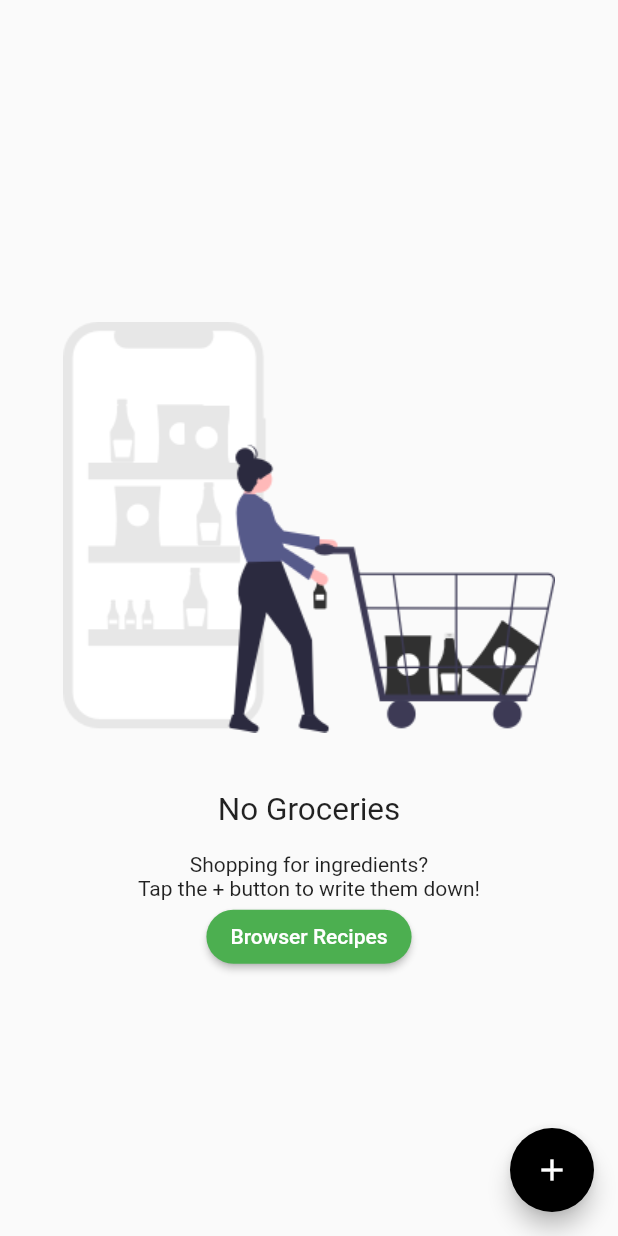
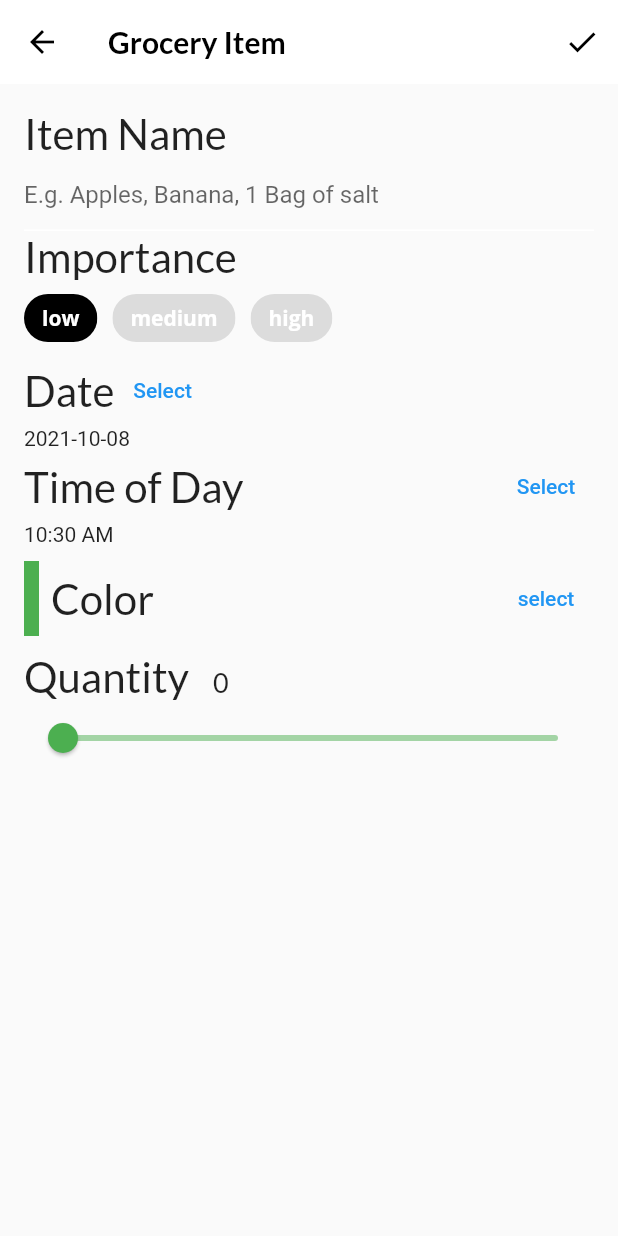
Before and after one commit to hhesedh/fooderlich, a Flutter app: the GroceryScreen screen opened directly, after a tap on the "add" icon, on a phone screen of 412 x 824 dp. Run offline on Flutter 3.47's test engine with Material 2 defaults, Android fonts, the phone set to English and light mode, and no system bars; our stand-ins replace flutter_colorpicker, google_fonts.

Commit message:
criação de items na tela de detalhe

```diff
--- /dev/null
+++ b/lib/screens/grocery_item_screen.dart
@@ -0,0 +1,331 @@
+import 'package:flutter/material.dart';
+import 'package:flutter_colorpicker/flutter_colorpicker.dart';
+import 'package:fooderlich/models/models.dart';
+import 'package:google_fonts/google_fonts.dart';
+import 'package:intl/intl.dart';
+
+class GroceryItemScreen extends StatefulWidget {
+  final Function(GroceryItem) onCreate;
+  final Function(GroceryItem) onUpdate;
+  final GroceryItem? originalItem;
+  final bool isUpdating;
+
+  const GroceryItemScreen({
+    Key? key,
+    required this.onCreate,
+    required this.onUpdate,
+    this.originalItem,
+  })  : isUpdating = (originalItem != null),
+        super(key: key);
+
+  @override
+  State<GroceryItemScreen> createState() => _GroceryItemScreenState();
+}
+
+class _GroceryItemScreenState extends State<GroceryItemScreen> {
+  final _nameController = TextEditingController();
+  String _name = '';
+  Importance _importance = Importance.low;
+  DateTime _dueDate = DateTime.now();
+  TimeOfDay _timeOfDay = TimeOfDay.now();
+  Color _currentColor = Colors.green;
+  int _currentSliderValue = 0;
+
+  @override
+  void initState() {
+    final originalItem = widget.originalItem;
+    if (originalItem != null) {
+      _nameController.text = originalItem.name;
+      _name = originalItem.name;
+      _currentSliderValue = originalItem.quantity;
+      _importance = originalItem.importance;
+      _currentColor = originalItem.color;
+      final date = originalItem.date;
+      _timeOfDay = TimeOfDay(hour: date.hour, minute: date.minute);
+      _dueDate = date;
+    }
+
+    _nameController.addListener(() {
+      setState(() {
+        _name = _nameController.text;
+      });
+    });
+    super.initState();
+  }
+
+  @override
+  void dispose() {
+    _nameController.dispose();
+    super.dispose();
+  }
+
+  @override
+  Widget build(BuildContext context) {
+    return Scaffold(
+      appBar: AppBar(
+        actions: [
+          IconButton(
+            icon: const Icon(Icons.check),
+            onPressed: () {
+              // TODO 24: Add callback handler
+            },
+          ),
+        ],
+        elevation: 0.0,
+        title: Text(
+          'Grocery Item',
+          style: GoogleFonts.lato(fontWeight: FontWeight.w600),
+        ),
+      ),
+      body: Container(
+        padding: const EdgeInsets.all(16.0),
+        child: ListView(
+          children: [
+            buildNameField(),
+            buildImportanceField(),
+            buildDateField(context),
+            buildTimeField(context),
+            const SizedBox(height: 10.0),
+            buildColorPicker(context),
+            const SizedBox(height: 10.0),
+            buildQuantityField(),
+
+            // TODO: 19: Add Grocery Tile
+          ],
+        ),
+      ),
+    );
+  }
+
+  Widget buildNameField() {
+    return Column(
+      crossAxisAlignment: CrossAxisAlignment.start,
+      children: [
+        Text(
+          'Item Name',
+          style: GoogleFonts.lato(fontSize: 28.0),
+        ),
+        TextField(
+          controller: _nameController,
+          cursorColor: _currentColor,
+          decoration: InputDecoration(
+            hintText: 'E.g. Apples, Banana, 1 Bag of salt',
+            enabledBorder: const UnderlineInputBorder(
+              borderSide: BorderSide(color: Colors.white),
+            ),
+            focusedBorder: UnderlineInputBorder(
+              borderSide: BorderSide(color: _currentColor),
+            ),
+            border: UnderlineInputBorder(
+              borderSide: BorderSide(color: _currentColor),
+            ),
+          ),
+        ),
+      ],
+    );
+  }
+
+  Widget buildImportanceField() {
+    return Column(
+      crossAxisAlignment: CrossAxisAlignment.start,
+      children: [
+        Text(
+          'Importance',
+          style: GoogleFonts.lato(fontSize: 28.0),
+        ),
+        Wrap(
+          spacing: 10.0,
+          children: [
+            ChoiceChip(
+              selectedColor: Colors.black,
+              selected: _importance == Importance.low,
+              label: const Text(
+                'low',
+                style: TextStyle(color: Colors.white),
+              ),
+              onSelected: (selected) {
+                setState(() => _importance = Importance.low);
+              },
+            ),
+            ChoiceChip(
+              selectedColor: Colors.black,
+              selected: _importance == Importance.medium,
+              label: const Text(
+                'medium',
+                style: TextStyle(color: Colors.white),
+              ),
+              onSelected: (selected) {
+                setState(() => _importance = Importance.medium);
+              },
+            ),
+            ChoiceChip(
+              selectedColor: Colors.black,
+              selected: _importance == Importance.high,
+              label: const Text(
+                'high',
+                style: TextStyle(color: Colors.white),
+              ),
+              onSelected: (selected) {
+                setState(() => _importance = Importance.high);
+              },
+            ),
+          ],
+        )
+      ],
+    );
+  }
+
+  Widget buildDateField(BuildContext context) {
+    return Column(
+      crossAxisAlignment: CrossAxisAlignment.start,
+      children: [
+        Row(
+          mainAxisAlignment: MainAxisAlignment.start,
+          children: [
+            Text(
+              'Date',
+              style: GoogleFonts.lato(fontSize: 28.0),
+            ),
+            TextButton(
+              child: const Text('Select'),
+              onPressed: () async {
+                final currentDate = DateTime.now();
+                final selectedDate = await showDatePicker(
+                  context: context,
+                  initialDate: currentDate,
+                  firstDate: currentDate,
+                  lastDate: DateTime(currentDate.year + 5),
+                );
+
+                setState(() {
+                  if (selectedDate != null) {
+                    _dueDate = selectedDate;
+                  }
+                });
+              },
+            ),
+          ],
+        ),
+        Text(DateFormat('yyyy-MM-dd').format(_dueDate)),
+      ],
+    );
+  }
+
+  Widget buildTimeField(BuildContext context) {
+    return Column(
+      crossAxisAlignment: CrossAxisAlignment.start,
+      children: [
+        Row(
+          mainAxisAlignment: MainAxisAlignment.spaceBetween,
+          children: [
+            Text(
+              'Time of Day',
+              style: GoogleFonts.lato(fontSize: 28.0),
+            ),
+            TextButton(
+              child: const Text('Select'),
+              onPressed: () async {
+                final timeOfDay = await showTimePicker(
+                  initialTime: TimeOfDay.now(),
+                  context: context,
+                );
+
+                setState(() {
+                  if (timeOfDay != null) {
+                    _timeOfDay = timeOfDay;
+                  }
+                });
+              },
+            ),
+          ],
+        ),
+        Text(_timeOfDay.format(context)),
+      ],
+    );
+  }
+
+  Widget buildColorPicker(BuildContext context) {
+    return Row(
+      mainAxisAlignment: MainAxisAlignment.spaceBetween,
+      children: [
+        Row(
+          children: [
+            Container(
+              height: 50.0,
+              width: 10.0,
+              color: _currentColor,
+            ),
+            const SizedBox(width: 8.0),
+            Text(
+              'Color',
+              style: GoogleFonts.lato(fontSize: 28.0),
+            ),
+          ],
+        ),
+        TextButton(
+          child: const Text('select'),
+          onPressed: () {
+            showDialog(
+              context: context,
+              builder: (context) {
+                return AlertDialog(
+                  content: BlockPicker(
+                    pickerColor: Colors.white,
+                    onColorChanged: (color) {
+                      setState(() => _currentColor = color);
+                    },
+                  ),
+                  actions: [
+                    TextButton(
+                      child: const Text('Save'),
+                      onPressed: () {
+                        Navigator.of(context).pop();
+                      },
+                    ),
+                  ],
+                );
+              },
+            );
+          },
+        )
+      ],
+    );
+  }
+
+  Widget buildQuantityField() {
+    return Column(
+      crossAxisAlignment: CrossAxisAlignment.start,
+      children: [
+        Row(
+          crossAxisAlignment: CrossAxisAlignment.baseline,
+          textBaseline: TextBaseline.alphabetic,
+          children: [
+            Text(
+              'Quantity',
+              style: GoogleFonts.lato(fontSize: 28.0),
+            ),
+            const SizedBox(width: 16.0),
+            Text(
+              _currentSliderValue.toString(),
+              style: GoogleFonts.lato(fontSize: 18.0),
+            ),
+          ],
+        ),
+        Slider(
+          inactiveColor: _currentColor.withOpacity(0.5),
+          activeColor: _currentColor,
+          value: _currentSliderValue.toDouble(),
+          min: 0.0,
+          max: 100.0,
+          divisions: 100,
+          label: _currentSliderValue.toString(),
+          onChanged: (double value) {
+            setState(() {
+              _currentSliderValue = value.toInt();
+            });
+          },
+        ),
+      ],
+    );
+  }
+}
--- a/lib/screens/grocery_screen.dart
+++ b/lib/screens/grocery_screen.dart
@@ -1,7 +1,7 @@
 import 'package:flutter/material.dart';
 import 'package:fooderlich/models/grocery_manager.dart';
 import 'package:provider/provider.dart';
-
+import 'grocery_item_screen.dart';
 import 'empty_grocery_screen.dart';
 
 class GroceryScreen extends StatelessWidget {
@@ -13,7 +13,19 @@ class GroceryScreen extends StatelessWidget {
       floatingActionButton: FloatingActionButton(
         child: const Icon(Icons.add),
         onPressed: () {
-          // TODO 11: Present GroceryItemScreen
+          final manager = Provider.of<GroceryManager>(context, listen: false);
+          Navigator.push(
+            context,
+            MaterialPageRoute(
+              builder: (context) => GroceryItemScreen(
+                onCreate: (item) {
+                  manager.addItem(item);
+                  Navigator.pop(context);
+                },
+                onUpdate: (item) {},
+              ),
+            ),
+          );
         },
       ),
       body: buildGroceryScreen(),
--- a/pubspec.yaml
+++ b/pubspec.yaml
@@ -33,6 +33,10 @@ dependencies:
   cupertino_icons: ^1.0.2
   google_fonts: ^2.1.0
   provider: ^6.0.1
+  flutter_colorpicker: ^0.6.0
+  intl: ^0.17.0
+  uuid: ^3.0.5
+
 
 
 dev_dependencies:
```
Also changed, not shown: pubspec.lock.
